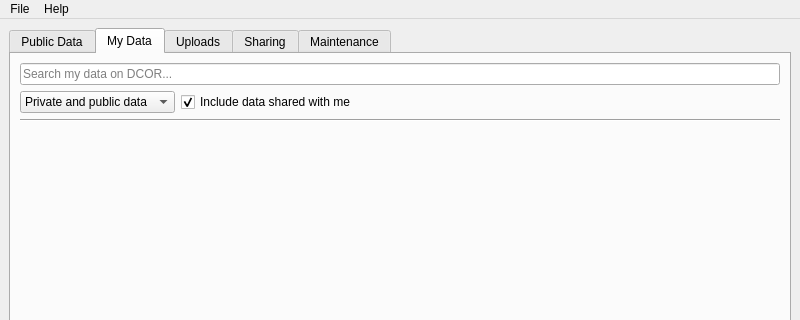
First picture: the form in dcoraid/gui/main.ui, repository DCOR-dev/DCOR-Aid, before the edit; both pictures show x 0 to 800 and y 0 to 320 of the 800 by 638 pixel window.
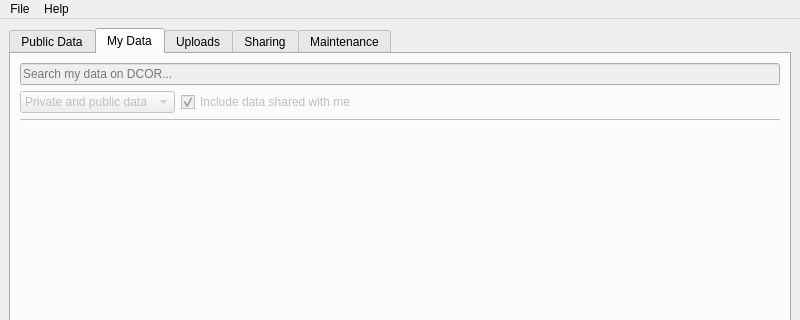
Second picture: the form after the edit. The open tabs and pages were chosen to show the change. Custom widgets are drawn as their Qt base class.

The edit to the form file:
```diff
--- a/dcoraid/gui/main.ui
+++ b/dcoraid/gui/main.ui
@@ -17,6 +17,9 @@
    <layout class="QHBoxLayout" name="horizontalLayout">
     <item>
      <widget class="QTabWidget" name="tabWidget">
+      <property name="enabled">
+       <bool>true</bool>
+      </property>
       <property name="currentIndex">
        <number>1</number>
       </property>
@@ -137,6 +140,9 @@
        </layout>
       </widget>
       <widget class="QWidget" name="tab_user">
+       <property name="enabled">
+        <bool>false</bool>
+       </property>
        <attribute name="title">
         <string>My Data</string>
        </attribute>
```
Left out of the diff: 14 changed lines with no effect on the pictures.
